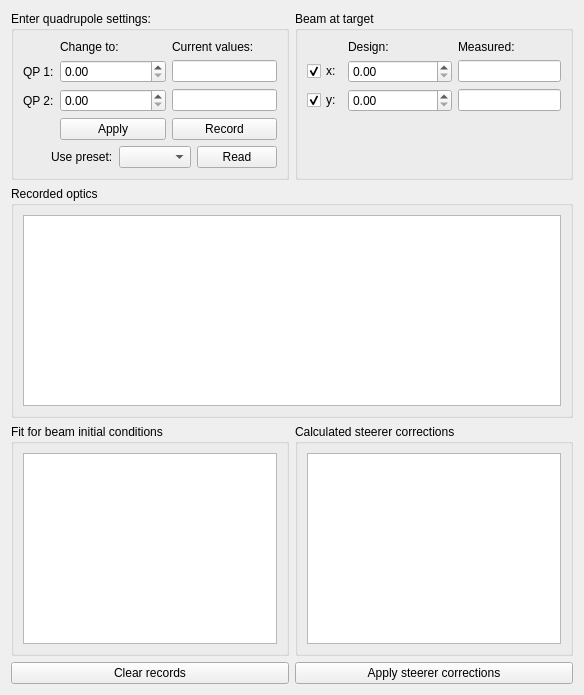
The window that madqt/correct/ovm_dialog.ui (hibtc/madgui) describes before a commit, drawn with Qt 5.
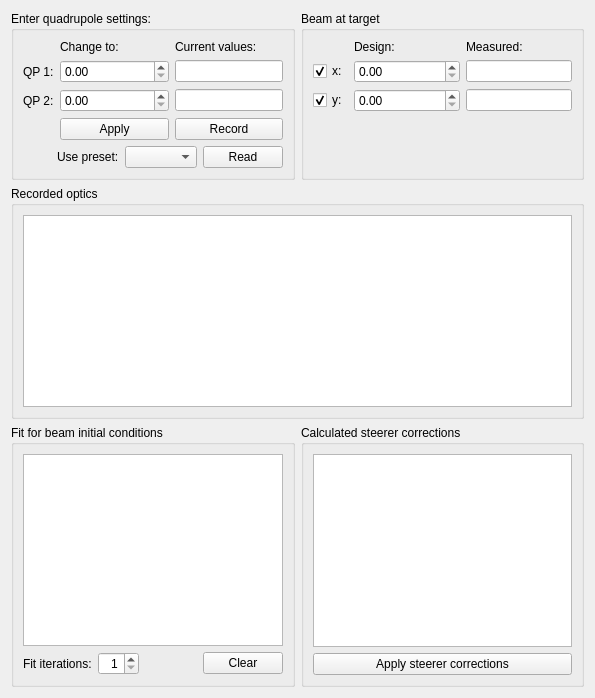
The same window after the commit. Custom widgets are drawn as their Qt base class.

Commit message: Add UI elements to control number of fit iterations

```diff
--- a/madqt/correct/ovm_dialog.ui
+++ b/madqt/correct/ovm_dialog.ui
@@ -6,8 +6,8 @@
    <rect>
     <x>0</x>
     <y>0</y>
-    <width>584</width>
-    <height>695</height>
+    <width>595</width>
+    <height>698</height>
    </rect>
   </property>
   <property name="windowTitle">
@@ -212,7 +212,7 @@
      <property name="title">
       <string>Recorded optics</string>
      </property>
-     <layout class="QHBoxLayout" name="group_records_layout">
+     <layout class="QVBoxLayout" name="group_records_layout">
       <item>
        <widget class="TableView" name="records_table">
         <property name="focusPolicy">
@@ -236,6 +236,50 @@
         </property>
        </widget>
       </item>
+      <item>
+       <layout class="QHBoxLayout" name="fit_iterations_layout">
+        <item>
+         <widget class="QLabel" name="fit_iterations_label">
+          <property name="text">
+           <string>Fit iterations:</string>
+          </property>
+         </widget>
+        </item>
+        <item>
+         <widget class="QSpinBox" name="fit_iterations_spinbox">
+          <property name="alignment">
+           <set>Qt::AlignRight|Qt::AlignTrailing|Qt::AlignVCenter</set>
+          </property>
+          <property name="minimum">
+           <number>1</number>
+          </property>
+          <property name="maximum">
+           <number>10</number>
+          </property>
+         </widget>
+        </item>
+        <item>
+         <spacer name="horizontalSpacer">
+          <property name="orientation">
+           <enum>Qt::Horizontal</enum>
+          </property>
+          <property name="sizeHint" stdset="0">
+           <size>
+            <width>40</width>
+            <height>20</height>
+           </size>
+          </property>
+         </spacer>
+        </item>
+        <item>
+         <widget class="QPushButton" name="clear_records">
+          <property name="text">
+           <string>Clear</string>
+          </property>
+         </widget>
+        </item>
+       </layout>
+      </item>
      </layout>
     </widget>
    </item>
@@ -252,23 +296,16 @@
         </property>
        </widget>
       </item>
+      <item>
+       <widget class="QPushButton" name="execute_corrections">
+        <property name="text">
+         <string>Apply steerer corrections</string>
+        </property>
+       </widget>
+      </item>
      </layout>
     </widget>
    </item>
-   <item row="4" column="0">
-    <widget class="QPushButton" name="clear_records">
-     <property name="text">
-      <string>Clear records</string>
-     </property>
-    </widget>
-   </item>
-   <item row="4" column="1">
-    <widget class="QPushButton" name="execute_corrections">
-     <property name="text">
-      <string>Apply steerer corrections</string>
-     </property>
-    </widget>
-   </item>
   </layout>
  </widget>
  <customwidgets>
```
The commit also changes 3 other files.
